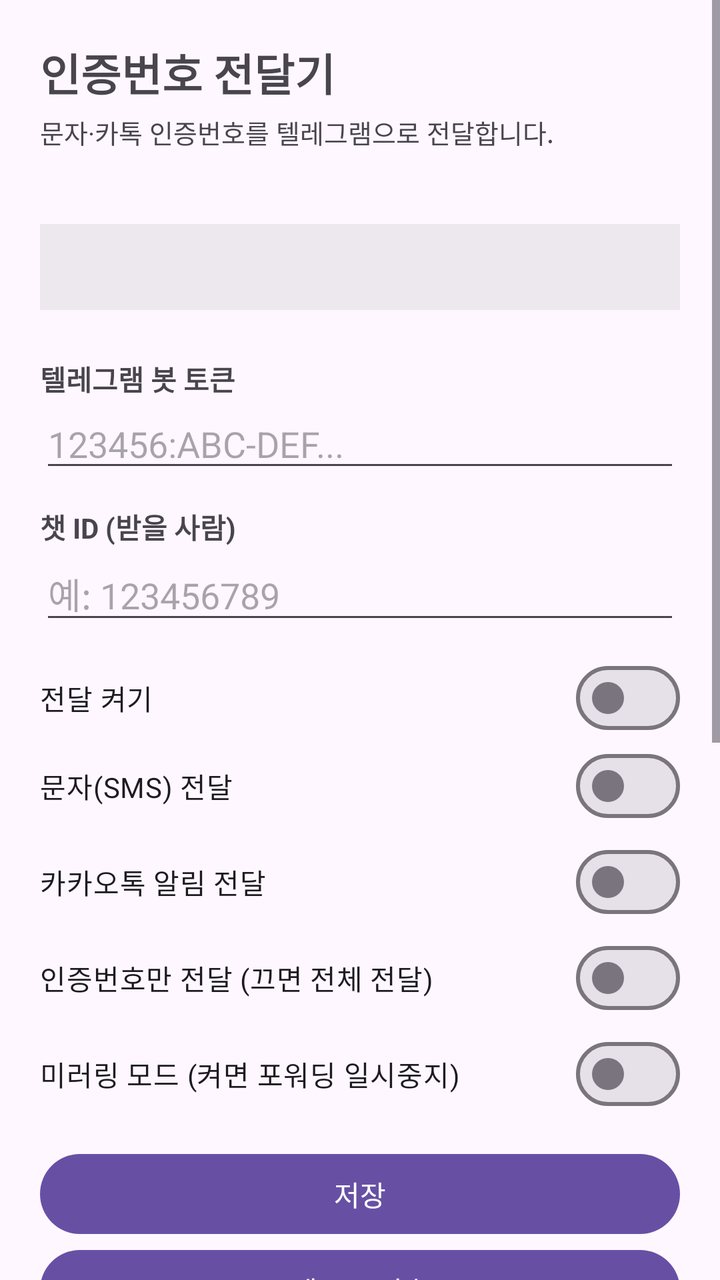
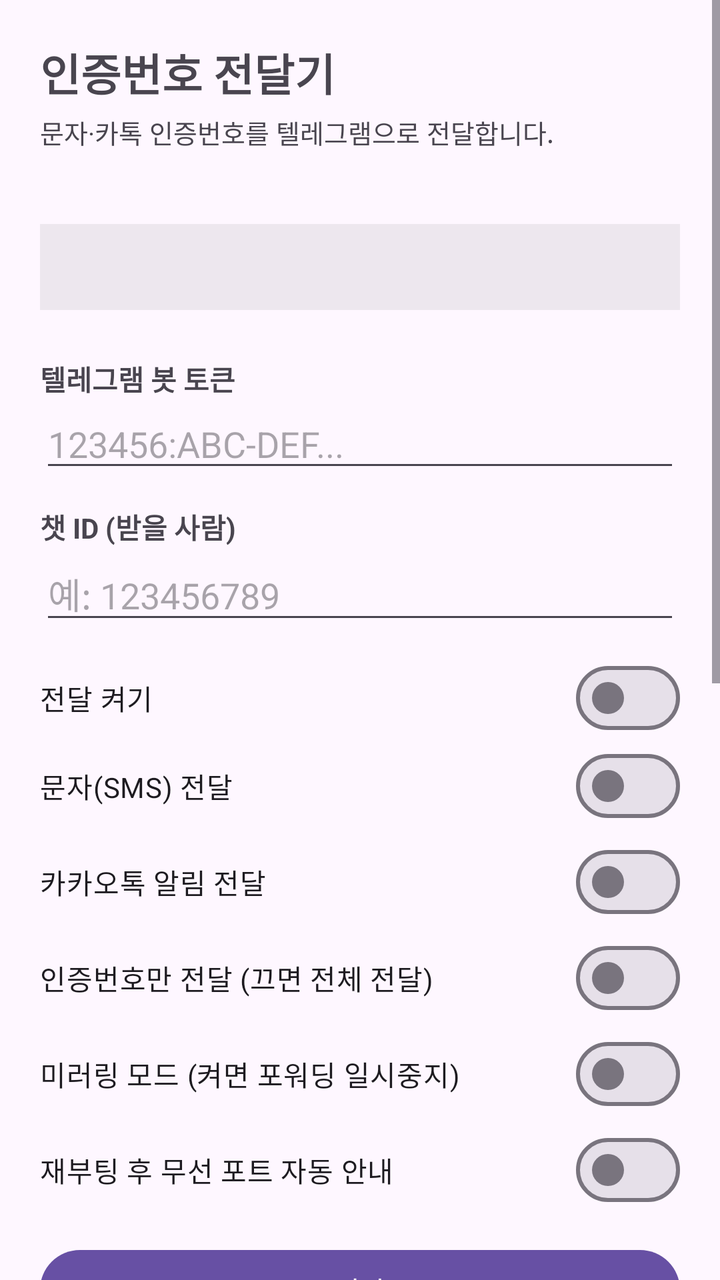

Before-and-after screenshots of an Android layout around one commit, followed by the original layout XML and the change that was made.
<!-- AndroidManifest.xml: application theme Theme.OtpForwarder -->
<!-- res/layout/activity_main.xml -->
<?xml version="1.0" encoding="utf-8"?>
<ScrollView xmlns:android="http://schemas.android.com/apk/res/android"
    android:layout_width="match_parent"
    android:layout_height="match_parent"
    android:fillViewport="true">

    <LinearLayout
        android:layout_width="match_parent"
        android:layout_height="wrap_content"
        android:orientation="vertical"
        android:padding="20dp">

        <TextView
            android:layout_width="wrap_content"
            android:layout_height="wrap_content"
            android:text="@string/app_name"
            android:textSize="22sp"
            android:textStyle="bold"
            android:paddingBottom="4dp" />

        <TextView
            android:layout_width="match_parent"
            android:layout_height="wrap_content"
            android:text="문자·카톡 인증번호를 텔레그램으로 전달합니다."
            android:textSize="13sp"
            android:paddingBottom="4dp" />

        <TextView
            android:id="@+id/textVersion"
            android:layout_width="wrap_content"
            android:layout_height="wrap_content"
            android:textSize="12sp"
            android:alpha="0.6"
            android:paddingBottom="16dp" />

        
        <TextView
            android:id="@+id/textStatus"
            android:layout_width="match_parent"
            android:layout_height="wrap_content"
            android:background="#11000000"
            android:padding="12dp"
            android:textSize="14sp"
            android:fontFamily="monospace"
            android:layout_marginBottom="16dp" />

        
        <TextView
            android:layout_width="wrap_content"
            android:layout_height="wrap_content"
            android:text="텔레그램 봇 토큰"
            android:textStyle="bold"
            android:paddingTop="8dp" />

        <EditText
            android:id="@+id/editToken"
            android:layout_width="match_parent"
            android:layout_height="wrap_content"
            android:hint="123456:ABC-DEF..."
            android:inputType="text"
            android:autofillHints="" />

        <TextView
            android:layout_width="wrap_content"
            android:layout_height="wrap_content"
            android:text="챗 ID (받을 사람)"
            android:textStyle="bold"
            android:paddingTop="12dp" />

        <EditText
            android:id="@+id/editChatId"
            android:layout_width="match_parent"
            android:layout_height="wrap_content"
            android:hint="예: 123456789"
            android:inputType="text"
            android:autofillHints="" />

        
        <com.google.android.material.materialswitch.MaterialSwitch
            android:id="@+id/switchEnabled"
            android:layout_width="match_parent"
            android:layout_height="wrap_content"
            android:text="전달 켜기"
            android:paddingTop="16dp" />

        <com.google.android.material.materialswitch.MaterialSwitch
            android:id="@+id/switchSms"
            android:layout_width="match_parent"
            android:layout_height="wrap_content"
            android:text="문자(SMS) 전달"
            android:paddingTop="8dp" />

        <com.google.android.material.materialswitch.MaterialSwitch
            android:id="@+id/switchKakao"
            android:layout_width="match_parent"
            android:layout_height="wrap_content"
            android:text="카카오톡 알림 전달"
            android:paddingTop="8dp" />

        <com.google.android.material.materialswitch.MaterialSwitch
            android:id="@+id/switchOtpOnly"
            android:layout_width="match_parent"
            android:layout_height="wrap_content"
            android:text="인증번호만 전달 (끄면 전체 전달)"
            android:paddingTop="8dp" />

        <com.google.android.material.materialswitch.MaterialSwitch
            android:id="@+id/switchMirror"
            android:layout_width="match_parent"
            android:layout_height="wrap_content"
            android:text="미러링 모드 (켜면 포워딩 일시중지)"
            android:paddingTop="8dp" />

        <Button
            android:id="@+id/btnSave"
            android:layout_width="match_parent"
            android:layout_height="wrap_content"
            android:text="저장"
            android:layout_marginTop="16dp" />

        <Button
            android:id="@+id/btnTest"
            android:layout_width="match_parent"
            android:layout_height="wrap_content"
            android:text="테스트 전송" />

        
        <TextView
            android:layout_width="wrap_content"
            android:layout_height="wrap_content"
            android:text="권한 설정"
            android:textStyle="bold"
            android:paddingTop="20dp"
            android:paddingBottom="4dp" />

        <Button
            android:id="@+id/btnPermSms"
            android:layout_width="match_parent"
            android:layout_height="wrap_content"
            android:text="1) 문자 수신 권한 허용" />

        <Button
            android:id="@+id/btnPermNoti"
            android:layout_width="match_parent"
            android:layout_height="wrap_content"
            android:text="2) 알림 접근 허용 (카톡)" />

        <Button
            android:id="@+id/btnPermBattery"
            android:layout_width="match_parent"
            android:layout_height="wrap_content"
            android:text="3) 배터리 최적화 제외" />

        <Button
            android:id="@+id/btnUpdate"
            android:layout_width="match_parent"
            android:layout_height="wrap_content"
            android:text="업데이트 확인"
            android:layout_marginTop="12dp" />

        
        <TextView
            android:layout_width="wrap_content"
            android:layout_height="wrap_content"
            android:text="최근 활동"
            android:textStyle="bold"
            android:paddingTop="20dp"
            android:paddingBottom="4dp" />

        <TextView
            android:id="@+id/textLog"
            android:layout_width="match_parent"
            android:layout_height="wrap_content"
            android:background="#11000000"
            android:padding="12dp"
            android:textSize="12sp"
            android:fontFamily="monospace" />

        <Button
            android:id="@+id/btnClearLog"
            android:layout_width="wrap_content"
            android:layout_height="wrap_content"
            android:text="로그 지우기"
            android:layout_marginTop="8dp"
            android:layout_marginBottom="24dp" />

    </LinearLayout>
</ScrollView>
<!-- resources referenced by this layout -->
<resources>
  <string name="app_name">인증번호 전달기</string>
  <style name="Theme.OtpForwarder" parent="Theme.Material3.DayNight.NoActionBar" />
</resources>

<!-- the commit's change to res/layout/activity_main.xml (unified diff, before → after) -->
@@ -111,6 +111,13 @@
             android:text="미러링 모드 (켜면 포워딩 일시중지)"
             android:paddingTop="8dp" />
 
+        <com.google.android.material.materialswitch.MaterialSwitch
+            android:id="@+id/switchAnnouncePort"
+            android:layout_width="match_parent"
+            android:layout_height="wrap_content"
+            android:text="재부팅 후 무선 포트 자동 안내"
+            android:paddingTop="8dp" />
+
         <Button
             android:id="@+id/btnSave"
             android:layout_width="match_parent"
@@ -123,6 +130,12 @@
             android:layout_width="match_parent"
             android:layout_height="wrap_content"
             android:text="테스트 전송" />
+
+        <Button
+            android:id="@+id/btnAnnouncePort"
+            android:layout_width="match_parent"
+            android:layout_height="wrap_content"
+            android:text="📡 무선 포트 지금 안내" />
 
         
         <TextView
